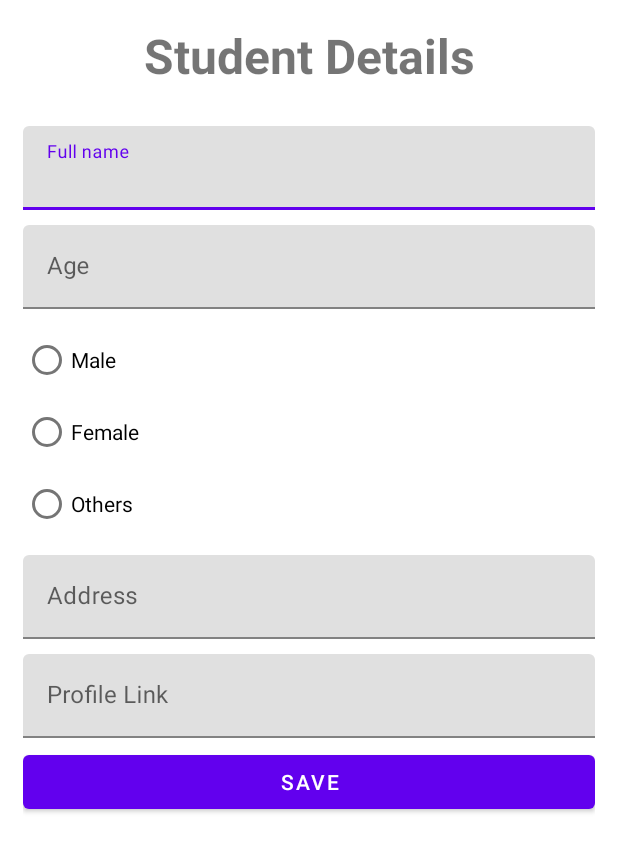
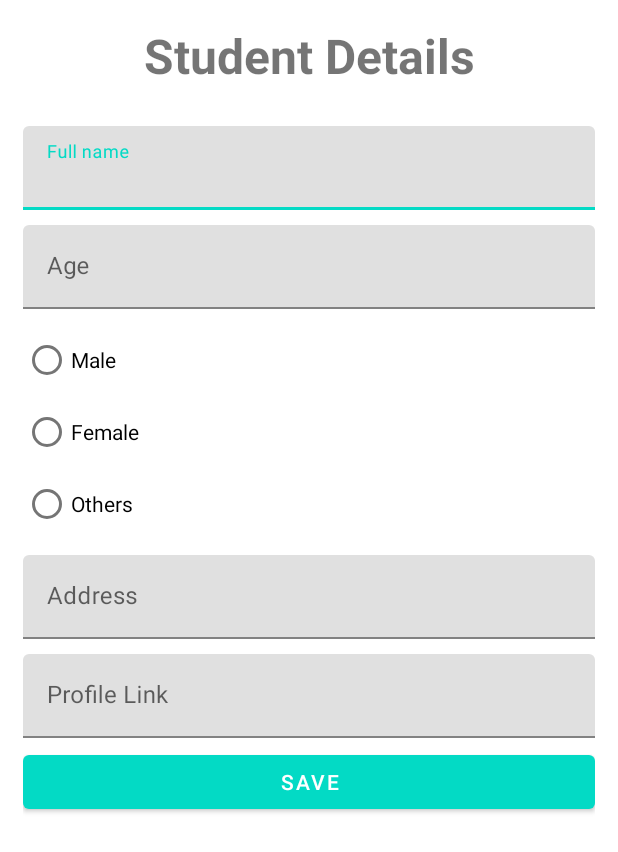
Before and after one commit to illumi-ni/Week6Assignment1, an Android app: the fragment AddStudentFragment shown on its own in the app's theme, after a tap on "SAVE", on a phone screen of 412 x 824 dp. Shown: the top 852 px of the screen. Run offline under Robolectric (Android 15) with nearby library versions, the phone set to English and light mode, and no system bars; 2 statements that could not run were skipped.

```diff
--- a/app/src/main/java/com/ujjallamichhane/week6assignment1/adapter/StudentAdapter.kt
+++ b/app/src/main/java/com/ujjallamichhane/week6assignment1/adapter/StudentAdapter.kt
@@ -1,11 +1,13 @@
 package com.ujjallamichhane.week6assignment1.adapter
 
 import android.content.Context
+import android.view.Gravity
 import android.view.LayoutInflater
 import android.view.View
 import android.view.ViewGroup
 import android.widget.ImageButton
 import android.widget.TextView
+import android.widget.Toast
 import androidx.recyclerview.widget.RecyclerView
 import com.bumptech.glide.Glide
 import com.ujjallamichhane.week6assignment1.R
@@ -56,6 +58,10 @@ class StudentAdapter (
             notifyItemRemoved(position)
             notifyItemRangeChanged(position, lstStudent.size)
         }
+
+        holder.imgProfile.setOnClickListener {
+            Toast.makeText(context, "Hello this is: ${user.fullName}", Toast.LENGTH_SHORT).show()
+        }
     }
 
     override fun getItemCount(): Int {
--- a/app/src/main/java/com/ujjallamichhane/week6assignment1/ui/addstudent/AddStudentFragment.kt
+++ b/app/src/main/java/com/ujjallamichhane/week6assignment1/ui/addstudent/AddStudentFragment.kt
@@ -1,10 +1,14 @@
 package com.ujjallamichhane.week6assignment1.ui.addstudent
 
 import android.os.Bundle
+import android.view.Gravity
 import android.view.LayoutInflater
 import android.view.View
 import android.view.ViewGroup
-import android.widget.*
+import android.widget.Button
+import android.widget.RadioButton
+import android.widget.RadioGroup
+import android.widget.Toast
 import androidx.fragment.app.Fragment
 import androidx.lifecycle.Observer
 import androidx.lifecycle.ViewModelProvider
@@ -12,6 +16,7 @@ import com.google.android.material.textfield.TextInputEditText
 import com.ujjallamichhane.week6assignment1.HomeActivity
 import com.ujjallamichhane.week6assignment1.R
 import com.ujjallamichhane.week6assignment1.model.Student
+
 
 class AddStudentFragment : Fragment() {
 
@@ -78,7 +83,13 @@ class AddStudentFragment : Fragment() {
 
                 val user = Student(fullName, age, gen, address, profileLink)
                 lstUser.add(user)
-                Toast.makeText(context, "added", Toast.LENGTH_SHORT).show()
+                Toast.makeText(context, "Student added", Toast.LENGTH_SHORT).show()
+
+                etFullname.setText("")
+                etAge.setText("")
+                radioGroupGender.clearCheck()
+                etAddress.setText("")
+                etProfileLink.setText("")
             }
         })
         return root
--- a/app/src/main/res/values/themes.xml
+++ b/app/src/main/res/values/themes.xml
@@ -2,7 +2,7 @@
     <!-- Base application theme. -->
     <style name="Theme.Week6Assignment1" parent="Theme.MaterialComponents.DayNight.NoActionBar">
         <!-- Primary brand color. -->
-        <item name="colorPrimary">@color/purple_500</item>
+        <item name="colorPrimary">@color/teal_200</item>
         <item name="colorPrimaryVariant">@color/purple_700</item>
         <item name="colorOnPrimary">@color/white</item>
         <!-- Secondary brand color. -->
```
